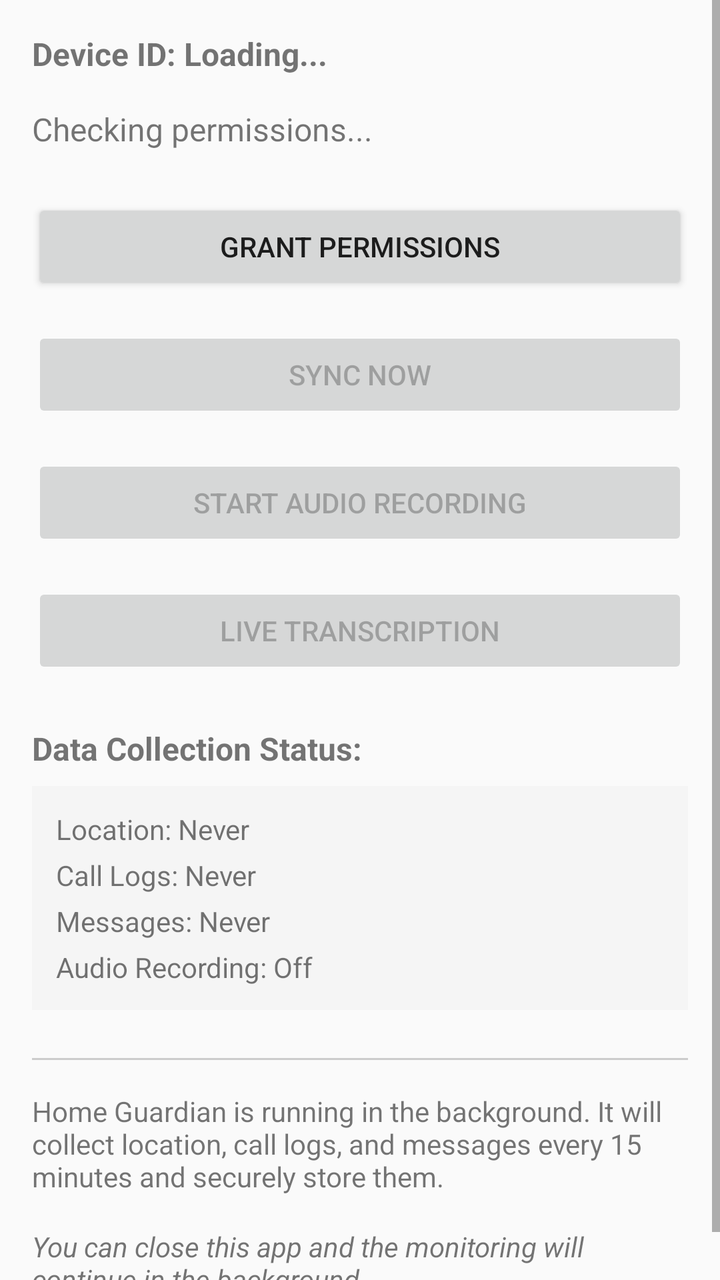
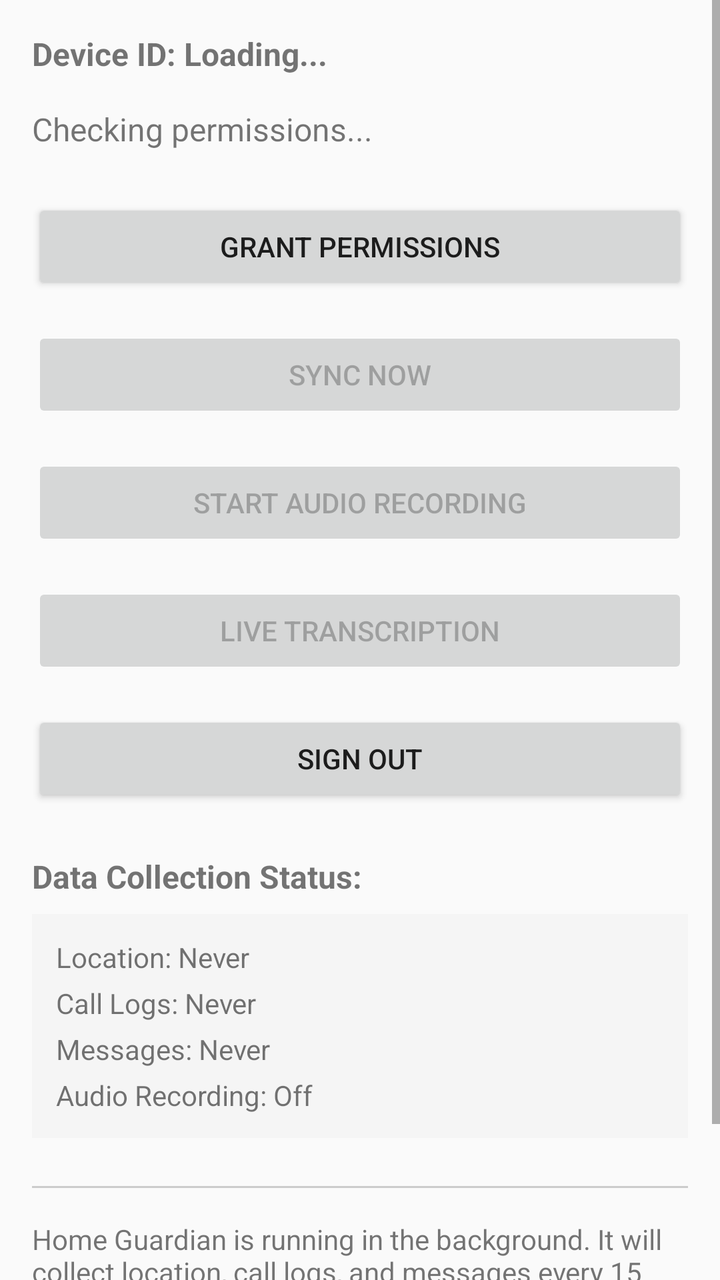

Two renders of the same Android screen: before a commit and after it. Below are the layout's source before the change and the commit's diff.
<!-- AndroidManifest.xml: application theme Theme.AppCompat.Light.DarkActionBar -->
<!-- res/layout/activity_main.xml -->
<?xml version="1.0" encoding="utf-8"?>
<ScrollView xmlns:android="http://schemas.android.com/apk/res/android"
    android:layout_width="match_parent"
    android:layout_height="match_parent"
    android:fillViewport="true">

    <LinearLayout
        android:layout_width="match_parent"
        android:layout_height="wrap_content"
        android:orientation="vertical"
        android:padding="16dp">

        <TextView
            android:id="@+id/deviceIdText"
            android:layout_width="match_parent"
            android:layout_height="wrap_content"
            android:text="Device ID: Loading..."
            android:textSize="16sp"
            android:textStyle="bold"
            android:layout_marginBottom="16dp" />

        <TextView
            android:id="@+id/statusText"
            android:layout_width="match_parent"
            android:layout_height="wrap_content"
            android:text="Checking permissions..."
            android:textSize="16sp"
            android:layout_marginBottom="24dp" />

        <Button
            android:id="@+id/permissionsButton"
            android:layout_width="match_parent"
            android:layout_height="wrap_content"
            android:text="Grant Permissions"
            android:layout_marginBottom="16dp" />

        <Button
            android:id="@+id/syncButton"
            android:layout_width="match_parent"
            android:layout_height="wrap_content"
            android:text="Sync Now"
            android:enabled="false"
            android:layout_marginBottom="16dp" />

        <Button
            android:id="@+id/recordingButton"
            android:layout_width="match_parent"
            android:layout_height="wrap_content"
            android:text="Start Audio Recording"
            android:enabled="false"
            android:layout_marginBottom="16dp" />

        
        <Button
            android:id="@+id/liveTranscriptionButton"
            android:layout_width="match_parent"
            android:layout_height="wrap_content"
            android:text="Live Transcription"
            android:enabled="false"
            android:layout_marginBottom="16dp" />

        
        <TextView
            android:id="@+id/dataStatusText"
            android:layout_width="match_parent"
            android:layout_height="wrap_content"
            android:text="Data Collection Status:"
            android:textSize="16sp"
            android:textStyle="bold"
            android:layout_marginTop="8dp"
            android:layout_marginBottom="8dp" />

        <LinearLayout
            android:layout_width="match_parent"
            android:layout_height="wrap_content"
            android:orientation="vertical"
            android:background="#F5F5F5"
            android:padding="12dp"
            android:layout_marginBottom="24dp">

            <TextView
                android:id="@+id/locationStatusText"
                android:layout_width="match_parent"
                android:layout_height="wrap_content"
                android:text="Location: Never"
                android:layout_marginBottom="4dp" />

            <TextView
                android:id="@+id/callLogsStatusText"
                android:layout_width="match_parent"
                android:layout_height="wrap_content"
                android:text="Call Logs: Never"
                android:layout_marginBottom="4dp" />

            <TextView
                android:id="@+id/messagesStatusText"
                android:layout_width="match_parent"
                android:layout_height="wrap_content"
                android:text="Messages: Never"
                android:layout_marginBottom="4dp" />

            <TextView
                android:id="@+id/audioStatusText"
                android:layout_width="match_parent"
                android:layout_height="wrap_content"
                android:text="Audio Recording: Off" />
        </LinearLayout>

        <View
            android:layout_width="match_parent"
            android:layout_height="1dp"
            android:background="#CCCCCC"
            android:layout_marginBottom="16dp" />

        <TextView
            android:layout_width="match_parent"
            android:layout_height="wrap_content"
            android:text="Home Guardian is running in the background. It will collect location, call logs, and messages every 15 minutes and securely store them."
            android:textSize="14sp"
            android:layout_marginBottom="16dp" />

        <TextView
            android:layout_width="match_parent"
            android:layout_height="wrap_content"
            android:text="You can close this app and the monitoring will continue in the background."
            android:textSize="14sp"
            android:textStyle="italic" />
    </LinearLayout>
</ScrollView>
<!-- resources referenced by this layout -->
<resources>

</resources>

<!-- the commit's change to res/layout/activity_main.xml (unified diff, before → after) -->
@@ -57,6 +57,13 @@
             android:layout_height="wrap_content"
             android:text="Live Transcription"
             android:enabled="false"
+            android:layout_marginBottom="16dp" />
+
+        <Button
+            android:id="@+id/signOutButton"
+            android:layout_width="match_parent"
+            android:layout_height="wrap_content"
+            android:text="@string/sign_out"
             android:layout_marginBottom="16dp" />
 
         
<!-- resource entries referenced after the edit -->
@@ -1,5 +1,5 @@
 <!-- resources referenced by this layout -->
 <resources>
-
+  <string name="sign_out">Sign Out</string>
 </resources>
 
